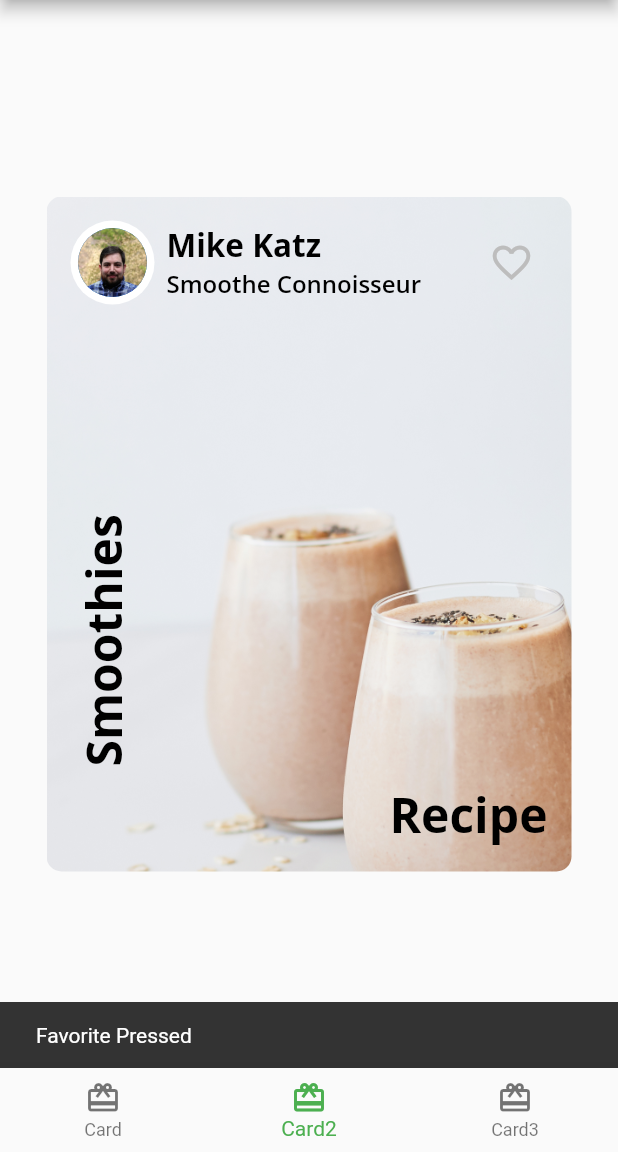
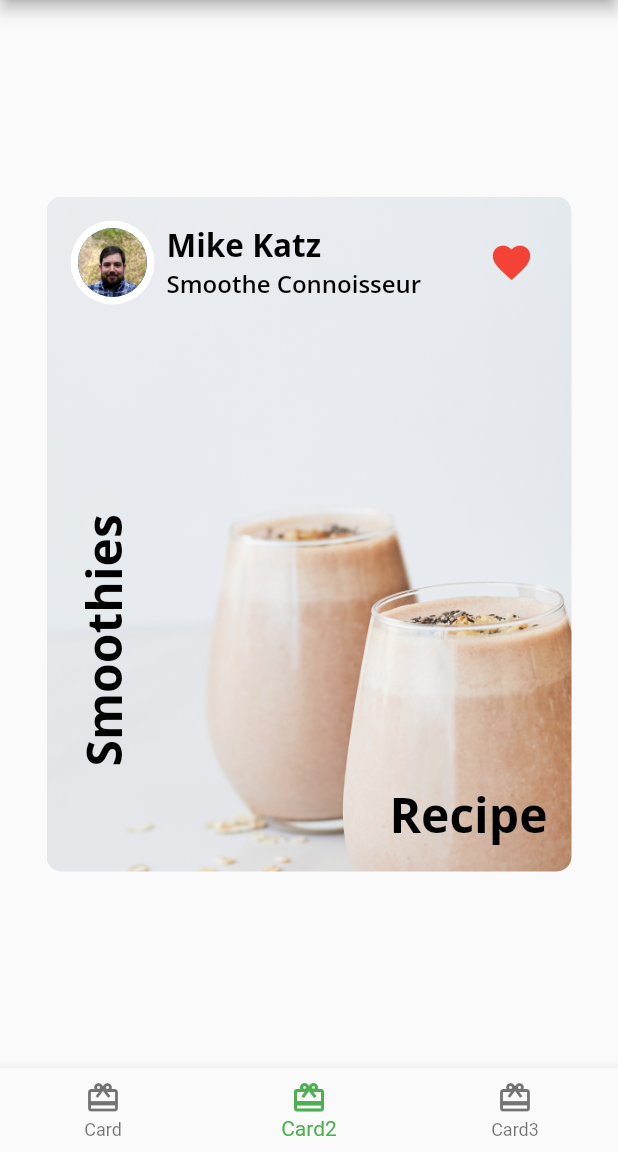
Before and after one commit to dastagg/RWFA-fooderlich, a Flutter app: the screen it shows after launch, item 2 of the bottom bar chosen, after a tap on the "favorite outline" icon, on a phone screen of 412 x 824 dp, the part 84-1236 px from its top. Run offline on Flutter 3.47's test engine with Material 2 defaults, Android fonts, the phone set to English and light mode, and no system bars; our stand-ins replace google_fonts.

Commit message:
Add setState to change Icon to solid color.

```diff
--- a/lib/widgets/author_card.dart
+++ b/lib/widgets/author_card.dart
@@ -2,7 +2,7 @@ import 'package:flutter/material.dart';
 import '../fooderlich_theme.dart';
 import 'circle_image.dart';
 
-class AuthorCard extends StatelessWidget {
+class AuthorCard extends StatefulWidget {
   final String authorName;
   final String title;
   final ImageProvider? imageProvider;
@@ -15,6 +15,13 @@ class AuthorCard extends StatelessWidget {
       : super(key: key);
 
   @override
+  State<AuthorCard> createState() => _AuthorCardState();
+}
+
+class _AuthorCardState extends State<AuthorCard> {
+  bool _isFavorited = false;
+
+  @override
   Widget build(BuildContext context) {
     return Container(
       padding: const EdgeInsets.all(16),
@@ -25,7 +32,7 @@ class AuthorCard extends StatelessWidget {
           Row(
             children: [
               CircleImage(
-                imageProvider: imageProvider,
+                imageProvider: widget.imageProvider,
                 imageRadius: 28,
               ),
               // 2
@@ -35,11 +42,11 @@ class AuthorCard extends StatelessWidget {
                 crossAxisAlignment: CrossAxisAlignment.start,
                 children: [
                   Text(
-                    authorName,
+                    widget.authorName,
                     style: FooderlichTheme.lightTextTheme.headline2,
                   ),
                   Text(
-                    title,
+                    widget.title,
                     style: FooderlichTheme.lightTextTheme.headline3,
                   )
                 ],
@@ -47,12 +54,15 @@ class AuthorCard extends StatelessWidget {
             ],
           ),
           IconButton(
-              icon: const Icon(Icons.favorite_border),
+              icon: Icon(_isFavorited ? Icons.favorite : Icons.favorite_border),
               iconSize: 30,
-              color: Colors.grey[400],
+              color: Colors.red,
               onPressed: () {
-                const snackbar = SnackBar(content: Text('Favorite Pressed'));
-                ScaffoldMessenger.of(context).showSnackBar(snackbar);
+                setState(() {
+                  _isFavorited = !_isFavorited;
+                });
+                //const snackbar = SnackBar(content: Text('Favorite Pressed'));
+                //ScaffoldMessenger.of(context).showSnackBar(snackbar);
               }),
         ],
       ),
```
